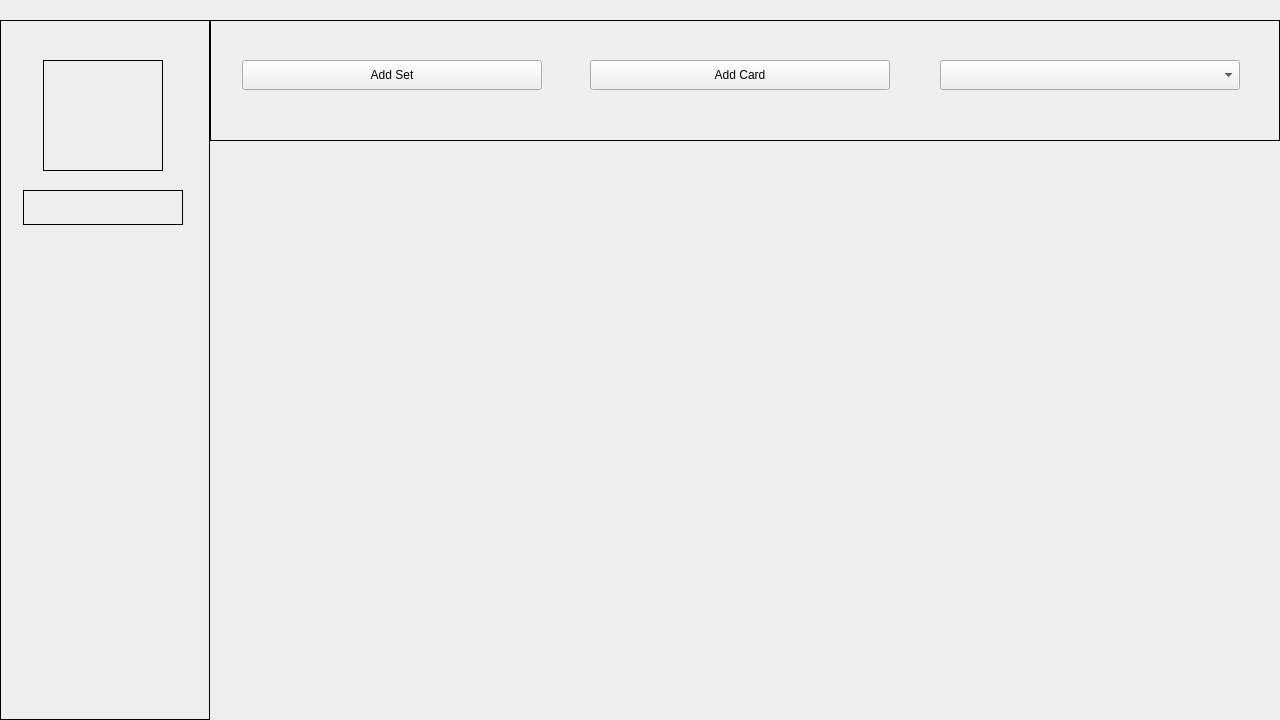
Old version of the form userhome.ui in the repository Infateshands/TCG-TakeTwo.
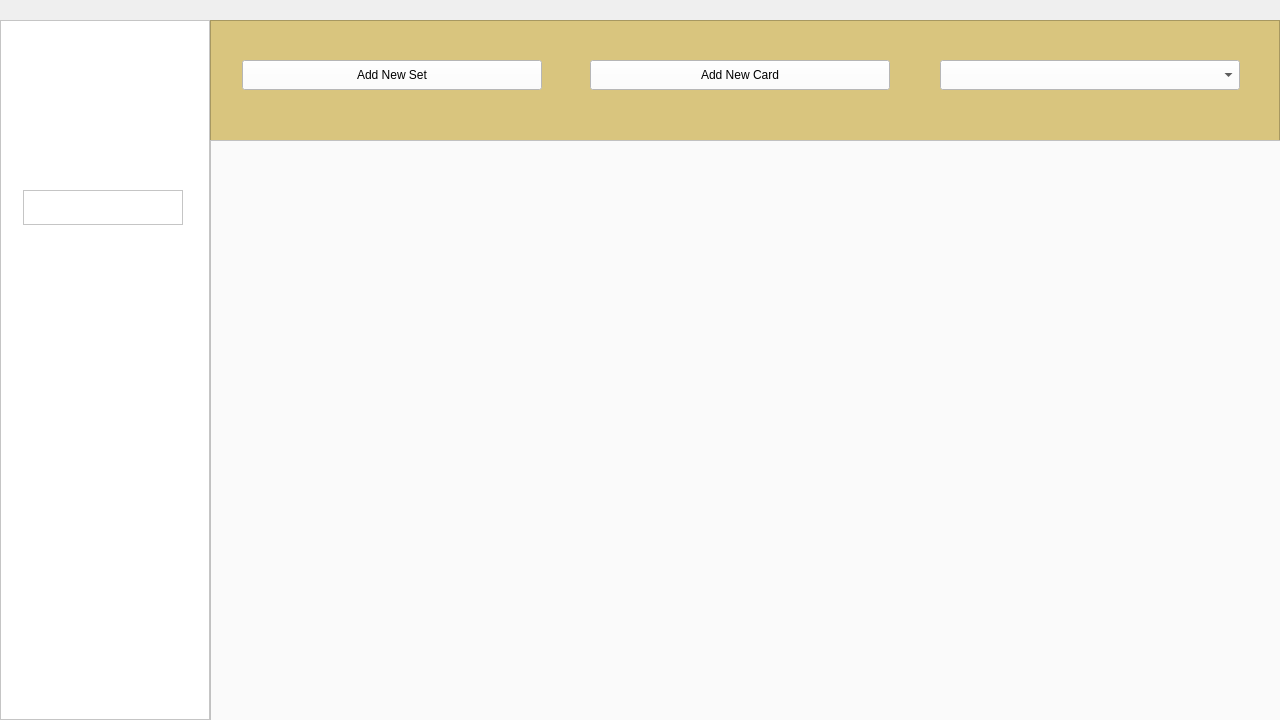
New version of the form. Icons and pictures are not drawn.

The edit to the form file:
```diff
--- a/userhome.ui
+++ b/userhome.ui
@@ -33,10 +33,10 @@
   </property>
   <widget class="QWidget" name="centralwidget">
    <property name="styleSheet">
-    <string notr="true">QFrame {
-	border: 1px solid black
+    <string notr="true">QPushButton {
+	
+	background-color: rgb(255, 255, 255);
 }
-
 </string>
    </property>
    <widget class="QFrame" name="frame">
@@ -48,28 +48,15 @@
       <height>700</height>
      </rect>
     </property>
+    <property name="styleSheet">
+     <string notr="true">background-color: rgb(255, 255, 255);</string>
+    </property>
     <property name="frameShape">
      <enum>QFrame::StyledPanel</enum>
     </property>
     <property name="frameShadow">
      <enum>QFrame::Raised</enum>
     </property>
-    <widget class="QFrame" name="frame_3">
-     <property name="geometry">
-      <rect>
-       <x>43</x>
-       <y>40</y>
-       <width>120</width>
-       <height>111</height>
-      </rect>
-     </property>
-     <property name="frameShape">
-      <enum>QFrame::StyledPanel</enum>
-     </property>
-     <property name="frameShadow">
-      <enum>QFrame::Raised</enum>
-     </property>
-    </widget>
     <widget class="QFrame" name="frame_4">
      <property name="geometry">
       <rect>
@@ -86,6 +73,19 @@
       <enum>QFrame::Raised</enum>
      </property>
     </widget>
+    <widget class="QLabel" name="label">
+     <property name="geometry">
+      <rect>
+       <x>50</x>
+       <y>50</y>
+       <width>111</width>
+       <height>101</height>
+      </rect>
+     </property>
+     <property name="text">
+      <string>&lt;html&gt;&lt;head/&gt;&lt;body&gt;&lt;p&gt;&lt;img src=&quot;:/img/SmallCardVaultLogo.png&quot;/&gt;&lt;/p&gt;&lt;/body&gt;&lt;/html&gt;</string>
+     </property>
+    </widget>
    </widget>
    <widget class="QFrame" name="frame_2">
     <property name="geometry">
@@ -96,6 +96,9 @@
       <height>121</height>
      </rect>
     </property>
+    <property name="styleSheet">
+     <string notr="true">background-color: #d9c57e;</string>
+    </property>
     <property name="frameShape">
      <enum>QFrame::StyledPanel</enum>
     </property>
@@ -115,7 +118,7 @@
       <bool>false</bool>
      </property>
      <property name="styleSheet">
-      <string notr="true"/>
+      <string notr="true">background-color: rgb(255, 255, 255);</string>
      </property>
      <property name="editable">
       <bool>false</bool>
@@ -127,7 +130,7 @@
       <number>-1</number>
      </property>
      <property name="placeholderText">
-      <string>Filter By...</string>
+      <string>Sort/Filter</string>
      </property>
      <item>
       <property name="text">
@@ -149,8 +152,11 @@
        <height>30</height>
       </rect>
      </property>
+     <property name="styleSheet">
+      <string notr="true">background-color: rgb(255, 255, 255);</string>
+     </property>
      <property name="text">
-      <string>Add Set</string>
+      <string>Add New Set</string>
      </property>
     </widget>
     <widget class="QPushButton" name="pushButton_2">
@@ -162,11 +168,33 @@
        <height>30</height>
       </rect>
      </property>
+     <property name="styleSheet">
+      <string notr="true">background-color: rgb(255, 255, 255);</string>
+     </property>
      <property name="text">
-      <string>Add Card</string>
+      <string>Add New Card</string>
      </property>
     </widget>
    </widget>
+   <widget class="QFrame" name="cardsFrame">
+    <property name="geometry">
+     <rect>
+      <x>210</x>
+      <y>140</y>
+      <width>1071</width>
+      <height>581</height>
+     </rect>
+    </property>
+    <property name="styleSheet">
+     <string notr="true">background-color: rgb(250, 250, 250);</string>
+    </property>
+    <property name="frameShape">
+     <enum>QFrame::StyledPanel</enum>
+    </property>
+    <property name="frameShadow">
+     <enum>QFrame::Raised</enum>
+    </property>
+   </widget>
   </widget>
  </widget>
  <resources/>
```
